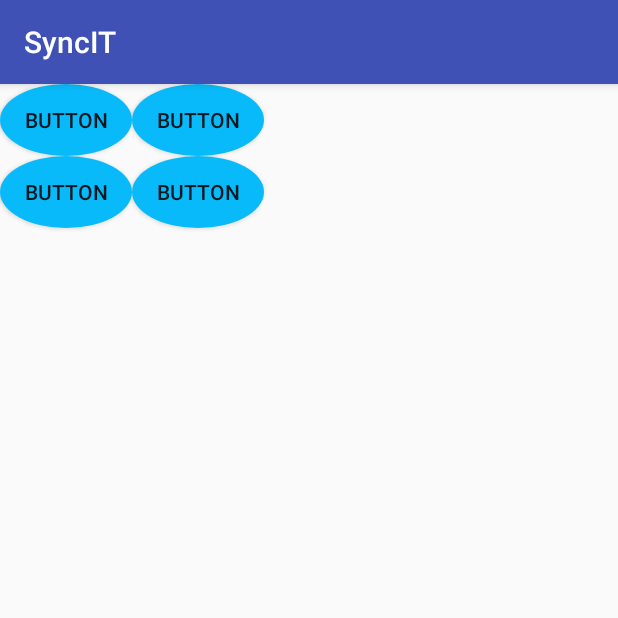
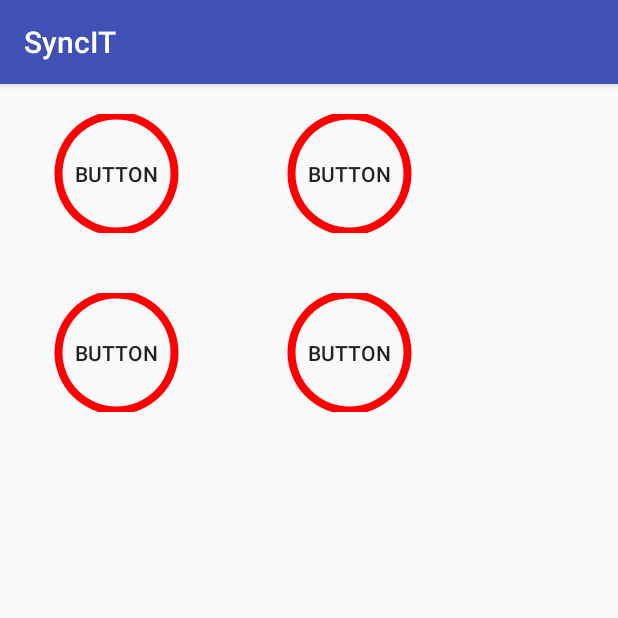
Before and after one commit to guptasaurabh9868/SyncIt, an Android app: the JoinActivity screen opened directly, with no data from a screen before it, on a phone screen of 412 x 824 dp, the top half of it. Run offline under Robolectric (Android 15) with nearby library versions, the phone set to English and light mode, and no system bars.

Commit message:
New Changes

```diff
--- a/app/src/main/java/com/mobilecomputing/guptas/syncit/CustomAdaptor.java
+++ /dev/null
@@ -1,8 +0,0 @@
-package com.mobilecomputing.guptas.syncit;
-
-/**
- * Created by guptas on 6/3/18.
- */
-
-public class CustomAdaptor{
-}
--- a/app/src/main/res/drawable-v21/round_button.xml
+++ b/app/src/main/res/drawable-v21/round_button.xml
@@ -2,9 +2,13 @@
 <ripple xmlns:android="http://schemas.android.com/apk/res/android"
     android:color="#051bc2">
     <item>
-        <shape android:shape="oval"
-            android:innerRadius="1dp">
-            <solid android:color="#09bafa"/>
+        <shape
+            xmlns:android="http://schemas.android.com/apk/res/android"
+            android:shape="ring"
+            android:innerRadius="36dp"
+            android:thickness="5dp"
+            android:useLevel="false">
+            <solid android:color="#ff0000" />
         </shape>
     </item>
 </ripple>
--- a/app/src/main/res/layout/activity_join.xml
+++ b/app/src/main/res/layout/activity_join.xml
@@ -14,6 +14,9 @@
         android:layout_width="wrap_content"
         android:layout_height="wrap_content"
         android:background="@drawable/round_button"
+        android:layout_margin="20dp"
+        android:padding="30dp"
+        android:tooltipText="Playlist"
         android:text="Button" />
 
     <Button
@@ -21,6 +24,9 @@
         android:layout_width="wrap_content"
         android:layout_height="wrap_content"
         android:background="@drawable/round_button"
+        android:layout_margin="20dp"
+        android:padding="30dp"
+        android:tooltipText="Playlist"
         android:text="Button" />
 
     <Button
@@ -28,6 +34,9 @@
         android:layout_width="wrap_content"
         android:layout_height="wrap_content"
         android:background="@drawable/round_button"
+        android:layout_margin="20dp"
+        android:padding="30dp"
+        android:tooltipText="Playlist"
         android:text="Button" />
 
     <Button
@@ -35,5 +44,8 @@
         android:layout_width="wrap_content"
         android:layout_height="wrap_content"
         android:background="@drawable/round_button"
+        android:layout_margin="20dp"
+        android:padding="30dp"
+        android:tooltipText="Playlist"
         android:text="Button" />
 </GridLayout>
```
